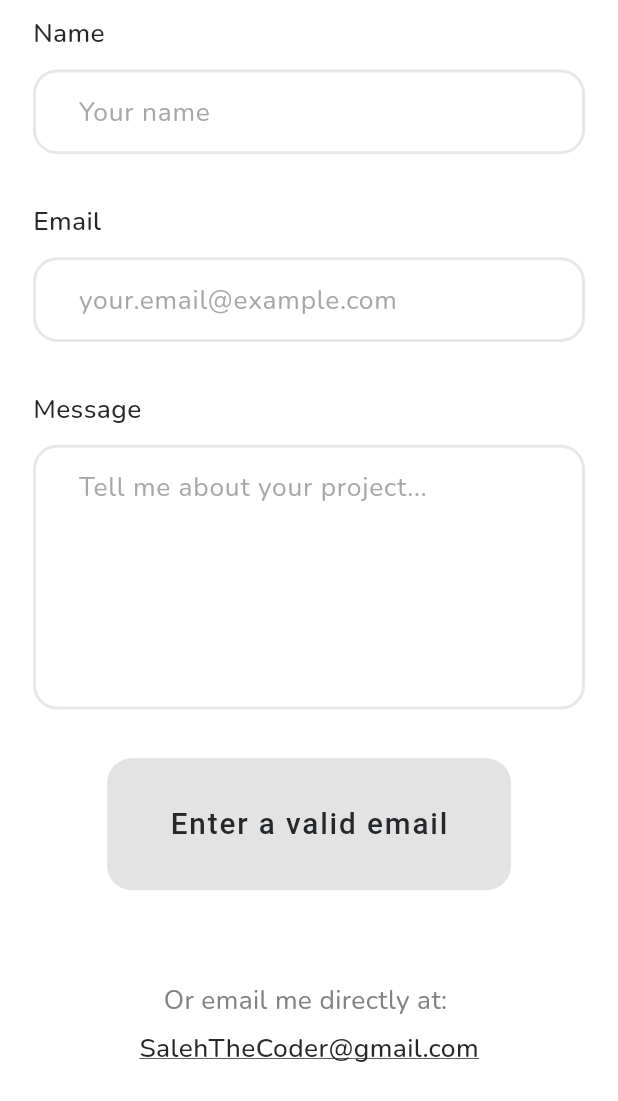
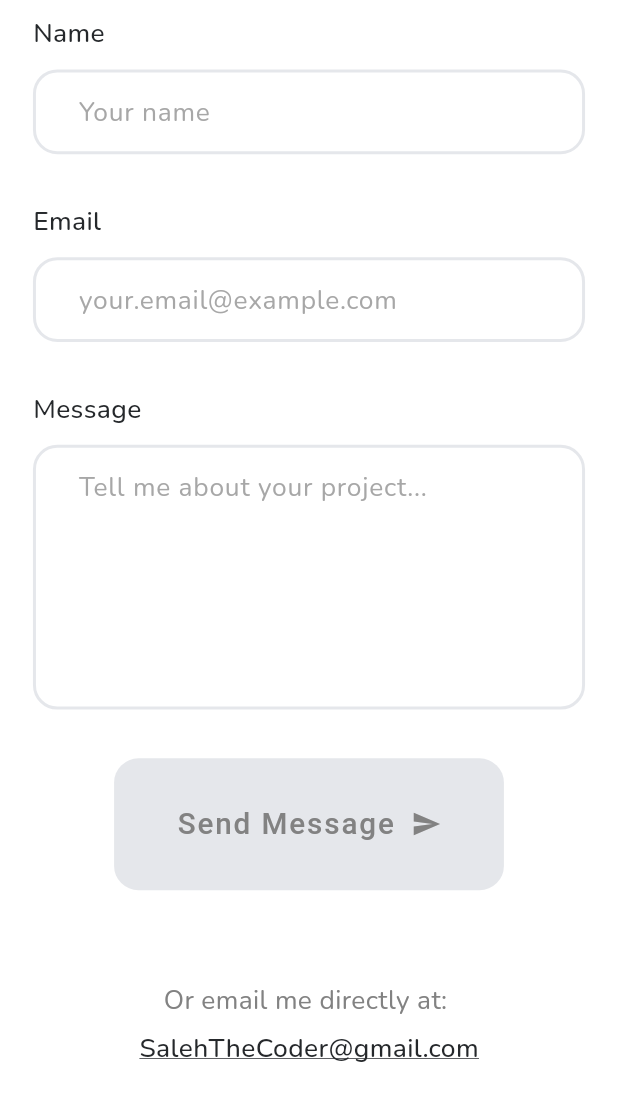
Before and after one commit to salehghulamqasim/personal_portfolio, a Flutter app: the ContactForm widget shown alone on an empty page, opened directly, on a phone screen of 412 x 824 dp. Shown: the top 1101 px of the screen. Run offline on Flutter 3.47's test engine with Material 3 defaults, Android fonts, the phone set to English and light mode, and no system bars; our stand-ins replace animated_text_kit, expandable, flutter_animate, flutter_screenutil, flutter_svg, flutter_swiper_view and 3 more; missing offline and left inert: confirmation_success, lava_lamp_effect, web_pointer.

Commit message:
Redesigned project section expand/collapse button, fixed contact form send button, updated tech skills tags

```diff
--- a/lib/components/about_card.dart
+++ b/lib/components/about_card.dart
@@ -30,7 +30,7 @@ class AboutCard extends StatelessWidget {
       // height: isMobile ? 280.h : 340.h,
       decoration: BoxDecoration(
         color: Colors.white,
-        borderRadius: BorderRadius.circular(40.r),
+        borderRadius: BorderRadius.circular(30.r),
         boxShadow: [
           BoxShadow(
             color: const Color(0xFF7090B0).withValues(alpha: 0.1),
--- a/lib/sections/contact_me.dart
+++ b/lib/sections/contact_me.dart
@@ -18,8 +18,7 @@ class _ContactFormState extends State<ContactForm> {
   final emailController = TextEditingController();
   final messageController = TextEditingController();
 
-  bool isSubmitting = false; // prevent spam clicks
-  bool isEmailValid = false; // track email validity
+  bool isSubmitting = false;
 
   // Cache these values to avoid recalculating on every keystroke
   late final bool isMobile;
@@ -29,14 +28,15 @@ class _ContactFormState extends State<ContactForm> {
   @override
   void initState() {
     super.initState();
-    // Add listener to email controller to validate on change
-    emailController.addListener(_validateEmail);
+    // Add listeners to trigger rebuilds when text changes
+    nameController.addListener(_onFieldChanged);
+    emailController.addListener(_onFieldChanged);
+    messageController.addListener(_onFieldChanged);
   }
 
   @override
   void didChangeDependencies() {
     super.didChangeDependencies();
-    // Calculate once when dependencies change, not on every rebuild
     isMobile = MediaQuery.of(context).size.width < 768;
     horizontalPadding = isMobile ? 20.w : 40.w;
     maxWidth = 600.w;
@@ -44,51 +44,59 @@ class _ContactFormState extends State<ContactForm> {
 
   @override
   void dispose() {
-    // Don't forget to dispose controllers
+    nameController.removeListener(_onFieldChanged);
+    emailController.removeListener(_onFieldChanged);
+    messageController.removeListener(_onFieldChanged);
     nameController.dispose();
     emailController.dispose();
     messageController.dispose();
     super.dispose();
   }
 
-  // Email validation using regex
-  bool _isValidEmail(String email) {
-    final emailRegex = RegExp(r'^[^@]+@[^@]+\.[^@]+$');
-    return emailRegex.hasMatch(email);
+  // Trigger rebuild when any field changes
+  void _onFieldChanged() {
+    setState(() {});
   }
 
-  // Validate email and update state
-  void _validateEmail() {
-    final valid = _isValidEmail(emailController.text.trim());
-    if (valid != isEmailValid) {
-      setState(() => isEmailValid = valid);
-    }
+  // Improved email validation
+  bool _isValidEmail(String email) {
+    if (email.isEmpty) return false;
+    final emailRegex = RegExp(
+      r'^[a-zA-Z0-9._%+-]+@[a-zA-Z0-9.-]+\.[a-zA-Z]{2,}$',
+    );
+    return emailRegex.hasMatch(email.trim());
+  }
+
+  // Check if form is valid
+  bool get _isFormValid {
+    return nameController.text.trim().isNotEmpty &&
+        _isValidEmail(emailController.text) &&
+        messageController.text.trim().isNotEmpty;
   }
 
   // SEND VIA FORMSPREE
   Future<void> sendEmail() async {
-    if (isSubmitting) return;
+    if (isSubmitting || !_isFormValid) return;
+
     setState(() => isSubmitting = true);
 
     try {
       final response = await http.post(
         Uri.parse('https://formspree.io/f/manlvavv'),
         body: {
-          'name': nameController.text,
-          'email': emailController.text,
-          'message': messageController.text,
+          'name': nameController.text.trim(),
+          'email': emailController.text.trim(),
+          'message': messageController.text.trim(),
         },
       );
 
       if (response.statusCode == 200) {
         print('✅ Email sent (status 200)');
 
-        // Clear the text fields after successful submission
         nameController.clear();
         emailController.clear();
         messageController.clear();
 
-        // show confirmation animation
         await showDialog(
           context: context,
           barrierDismissible: false,
@@ -108,7 +116,7 @@ class _ContactFormState extends State<ContactForm> {
                   mainAxisSize: MainAxisSize.min,
                   children: [
                     Text(
-                      "Sent",
+                      "Sent!",
                       style: TextStyle(
                         fontFamily: 'Nunito',
                         fontSize: 24,
@@ -128,7 +136,6 @@ class _ContactFormState extends State<ContactForm> {
     } catch (e) {
       print('⚠️ Exception (might be CORS) but email may have sent: $e');
 
-      // Clear the text fields even if there's an exception (assuming email sent)
       nameController.clear();
       emailController.clear();
       messageController.clear();
@@ -255,7 +262,7 @@ class _ContactFormState extends State<ContactForm> {
                 Center(
                   child: _SubmitButton(
                     isSubmitting: isSubmitting,
-                    isEmailValid: isEmailValid,
+                    isFormValid: _isFormValid,
                     onPressed: sendEmail,
                   ),
                 ),
@@ -272,7 +279,6 @@ class _ContactFormState extends State<ContactForm> {
 
 // 🎯 EXTRACTED WIDGETS FOR BETTER PERFORMANCE
 
-// Field label - now a const StatelessWidget
 class _FieldLabel extends StatelessWidget {
   final String text;
 
@@ -292,7 +298,6 @@ class _FieldLabel extends StatelessWidget {
   }
 }
 
-// Custom text field - StatelessWidget to prevent unnecessary rebuilds
 class _CustomTextField extends StatelessWidget {
   final TextEditingController controller;
   final String hintText;
@@ -356,52 +361,60 @@ class _CustomTextField extends StatelessWidget {
   }
 }
 
-// Submit button - StatelessWidget
 class _SubmitButton extends StatelessWidget {
   final bool isSubmitting;
-  final bool isEmailValid;
+  final bool isFormValid;
   final VoidCallback onPressed;
 
   const _SubmitButton({
     required this.isSubmitting,
-    required this.isEmailValid,
+    required this.isFormValid,
     required this.onPressed,
   });
 
   @override
   Widget build(BuildContext context) {
+    final isEnabled = !isSubmitting && isFormValid;
+
     return ElevatedButton(
-      onPressed: (isSubmitting || !isEmailValid) ? null : onPressed,
+      onPressed: isEnabled ? onPressed : null,
       style: ElevatedButton.styleFrom(
-        backgroundColor: (isSubmitting || !isEmailValid)
-            ? Colors.grey
-            : const Color(0xFFFDC435),
+        backgroundColor: isEnabled
+            ? const Color(0xFFFDC435)
+            : const Color(0xFFE5E7EB),
         padding: EdgeInsets.symmetric(horizontal: 38.w, vertical: 32.h),
         shape: RoundedRectangleBorder(
           borderRadius: BorderRadius.circular(16.r),
         ),
-        shadowColor: (isSubmitting || !isEmailValid)
-            ? Colors.transparent
-            : const Color(0xFFFDC435).withValues(alpha: 0.3),
-        elevation: (isSubmitting || !isEmailValid) ? 0 : 4,
+        shadowColor: isEnabled
+            ? const Color(0xFFFDC435).withValues(alpha: 0.3)
+            : Colors.transparent,
+        elevation: isEnabled ? 4 : 0,
+        disabledBackgroundColor: const Color(0xFFE5E7EB),
       ),
       child: Row(
         mainAxisSize: MainAxisSize.min,
         children: [
           Text(
-            isSubmitting
-                ? 'Sending...'
-                : (!isEmailValid ? 'Enter a valid email' : 'Send Message'),
-            style: const TextStyle(
+            isSubmitting ? 'Sending...' : 'Send Message',
+            style: TextStyle(
               fontFamily: 'Roboto',
               fontWeight: FontWeight.w500,
               fontSize: 18,
-              color: Color(0xFF25282B),
+              color: isEnabled
+                  ? const Color(0xFF25282B)
+                  : const Color(0xFF828282),
             ),
           ),
-          if (!isSubmitting && isEmailValid) ...[
+          if (!isSubmitting) ...[
             SizedBox(width: 10.w),
-            const Icon(Icons.send, size: 20, color: Color(0xFF25282B)),
+            Icon(
+              Icons.send,
+              size: 20,
+              color: isEnabled
+                  ? const Color(0xFF25282B)
+                  : const Color(0xFF828282),
+            ),
           ],
         ],
       ),
@@ -409,7 +422,6 @@ class _SubmitButton extends StatelessWidget {
   }
 }
 
-// Email direct link - StatelessWidget
 class _EmailDirectLink extends StatelessWidget {
   final bool isMobile;
   final VoidCallback onTap;
@@ -478,7 +490,6 @@ class _EmailDirectLink extends StatelessWidget {
   }
 }
 
-// Beautiful fade-away dialog with smooth animation
 class _FadeAwayDialog extends StatefulWidget {
   final Widget child;
 
@@ -512,7 +523,6 @@ class _FadeAwayDialogState extends State<_FadeAwayDialog>
       end: 0.9,
     ).animate(CurvedAnimation(parent: _controller, curve: Curves.easeOutCubic));
 
-    // Start fade out after 2 seconds
     Future.delayed(const Duration(seconds: 2), () {
       if (mounted) {
         _controller.forward().then((_) {
```
Also changed, not shown: lib/components/project_card.dart (+74 -15 lines), lib/pages/experience_and_edu.dart (+17 -17 lines), 3 other files.
